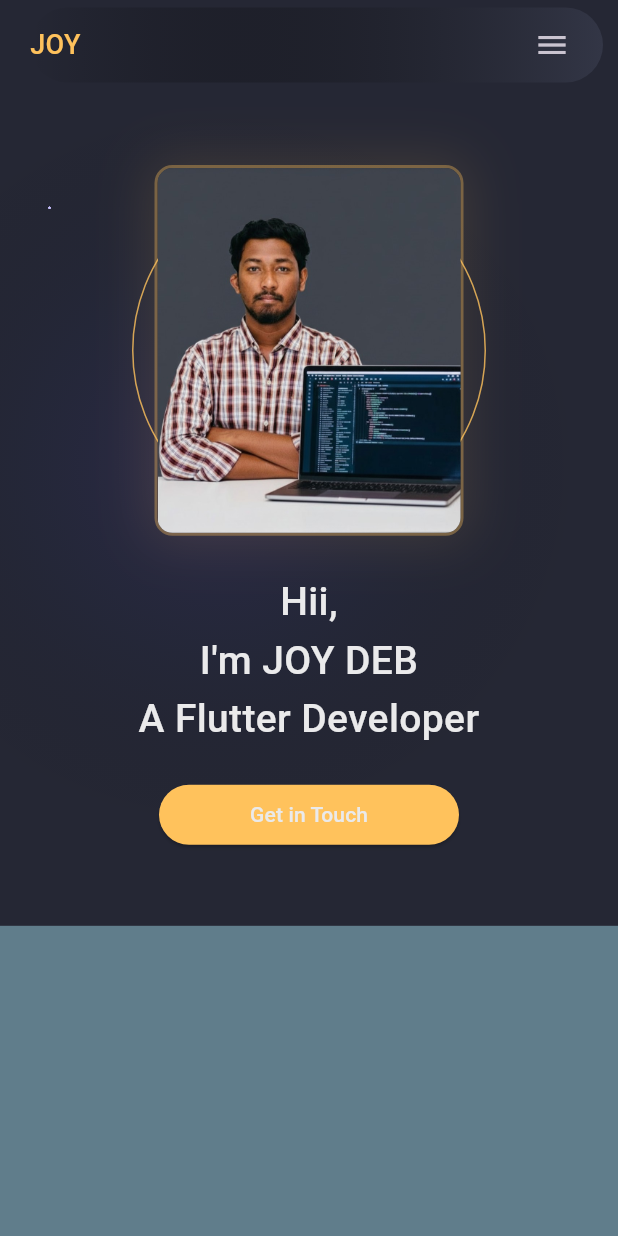
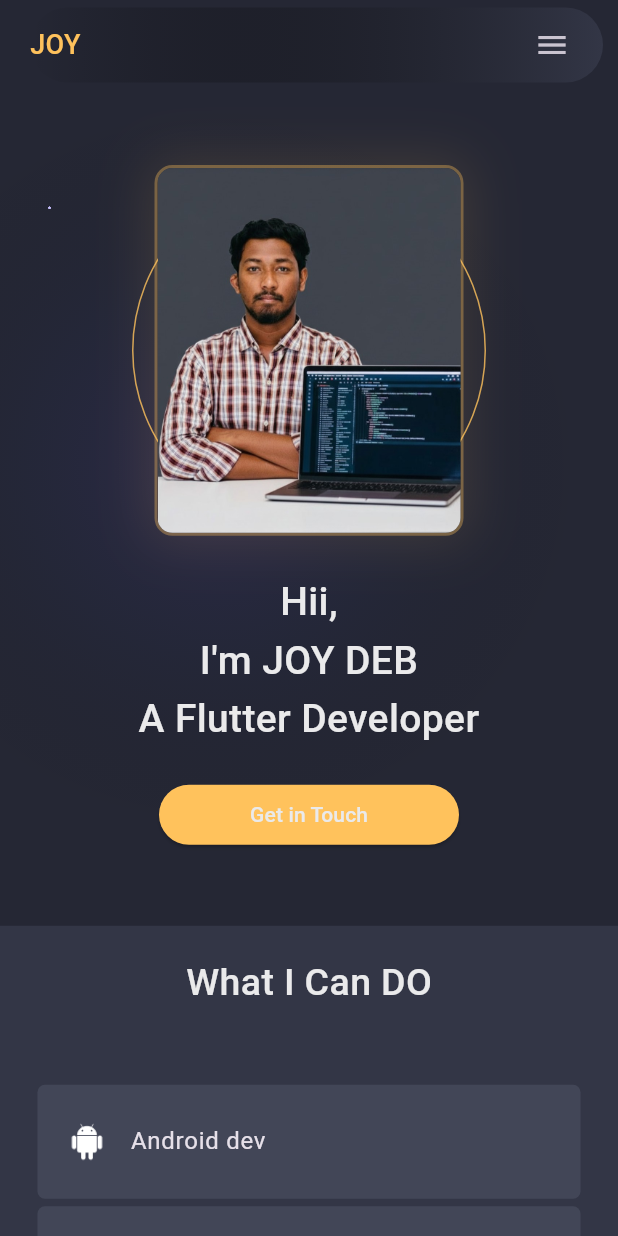
Before and after one commit to joydav432-web/my_portfulio, a Flutter app: the screen it shows after launch, on a phone screen of 412 x 824 dp. Run offline on Flutter 3.47's test engine with Material 3 defaults, Android fonts, the light colour scheme and no system bars.

Commit message:
skill added

```diff
--- a/lib/constants/skill_item.dart
+++ b/lib/constants/skill_item.dart
@@ -51,7 +51,7 @@ const List<Map> skillItem = [
 
   {
 
-    "img": "assets/images/c_program.png",
+    "img": "assets/images/c_program.webp",
     "title": "C",
   },
 
--- a/lib/scree/home_page.dart
+++ b/lib/scree/home_page.dart
@@ -1,12 +1,15 @@
 import 'package:flutter/material.dart';
 import 'package:flutter/rendering.dart';
 import 'package:my_portfulio/constants/colors.dart';
+import 'package:my_portfulio/constants/skill_item.dart';
 import 'package:my_portfulio/widgets/drawer_mobile.dart';
 import 'package:my_portfulio/widgets/header_mobile.dart';
 import 'package:my_portfulio/widgets/partial_data.dart';
+import 'package:my_portfulio/widgets/skills_mobile.dart';
 import 'package:my_portfulio/widgets/theme_home.dart' hide PulseRing;
 
 import '../widgets/header_desktop.dart';
+import '../widgets/skill_desktop.dart';
 
 class HomePage extends StatefulWidget {
   const HomePage({super.key});
@@ -61,19 +64,32 @@ class _HomePageState extends State<HomePage> {
 
               //skills
               Container(
-                height: 500,
-                width: double.maxFinite,
-                color: Colors.blueGrey,
-              ),
+                width: screenWidth,
+                padding: EdgeInsets.fromLTRB(25,20, 25, 60),
+                color: CustomColor.bgLight1,
+
+                child: Column(
+                  mainAxisSize: MainAxisSize.min,
+                  children: [
+                    Text("What I Can DO",
+                    style: TextStyle(
+                      fontSize: 25,
+                      fontWeight: FontWeight.w500,
+                      color: CustomColor.whitePrimary
+                    ),
+                    ),
+
+                    SizedBox(height: 50,),
 
 
-              //project
+                   if(Constraints.maxWidth>=600)
+                     SkillDesktop()
+                    else
+                      SkillsMobile(),
 
-              Container(
-                height: 500,
-                width: double.maxFinite,
-              ),
 
+
+              SizedBox(height: 20,),
 
               //contact
               Container(
@@ -91,6 +107,10 @@ class _HomePageState extends State<HomePage> {
             ],
           ),
 
+        ),
+        ]
+        )
+
 
         );
       }
--- /dev/null
+++ b/lib/widgets/skills_mobile.dart
@@ -0,0 +1,72 @@
+import 'package:flutter/material.dart';
+
+import '../constants/colors.dart';
+import '../constants/skill_item.dart';
+
+class SkillsMobile extends StatelessWidget {
+  const SkillsMobile({super.key});
+
+  @override
+  Widget build(BuildContext context) {
+    return ConstrainedBox(
+      constraints: BoxConstraints(
+        maxWidth: 500.0
+      ),
+      child: Column(
+          children: [
+
+            for(int i = 0; i<platformItems.length;i++)
+              Container(
+                margin: EdgeInsets.only(bottom:5.00),
+                width: double.maxFinite,
+
+                decoration: BoxDecoration(
+                  color: CustomColor.bgLight2,
+                  borderRadius: BorderRadius.circular(5.0),
+
+
+                ),
+
+                child: ListTile(
+                  contentPadding: EdgeInsets.symmetric(
+
+                    vertical: 10.00,
+                    horizontal: 20.00,
+                  ),
+                  leading: Image.asset(platformItems[i]["img"],
+                    width: 26,
+                  ),
+                  title: Text(platformItems[i]["title"]),
+
+                ),
+              ),
+
+
+            SizedBox(
+              height: 50,
+            ),
+
+
+            Wrap(
+              spacing: 10.00,
+              runSpacing: 10.00,
+
+              alignment: WrapAlignment.center ,
+              children: [
+                for(int i = 0; i<skillItem.length;i++)
+                  Chip(
+                    padding: EdgeInsets.symmetric(
+                      horizontal: 16.0,
+                      vertical: 12.0,
+                    ),
+                    label: Text(skillItem[i]["title"]),
+                    avatar: Image.asset(skillItem[i]["img"]),
+                  )
+              ],
+
+            )
+          ]
+      ),
+    );
+  }
+}
```
Also changed, not shown: lib/widgets/skill_desktop.dart (added, +78 -0 lines).
